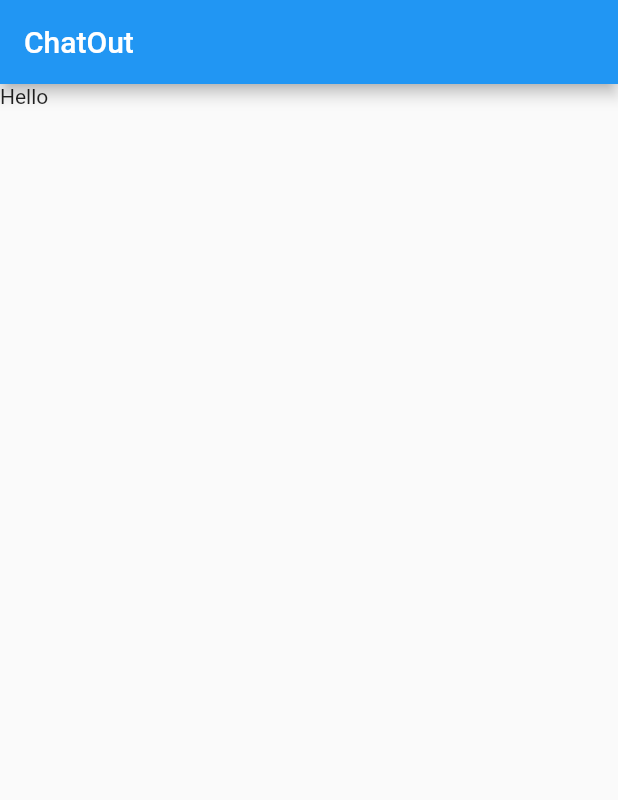
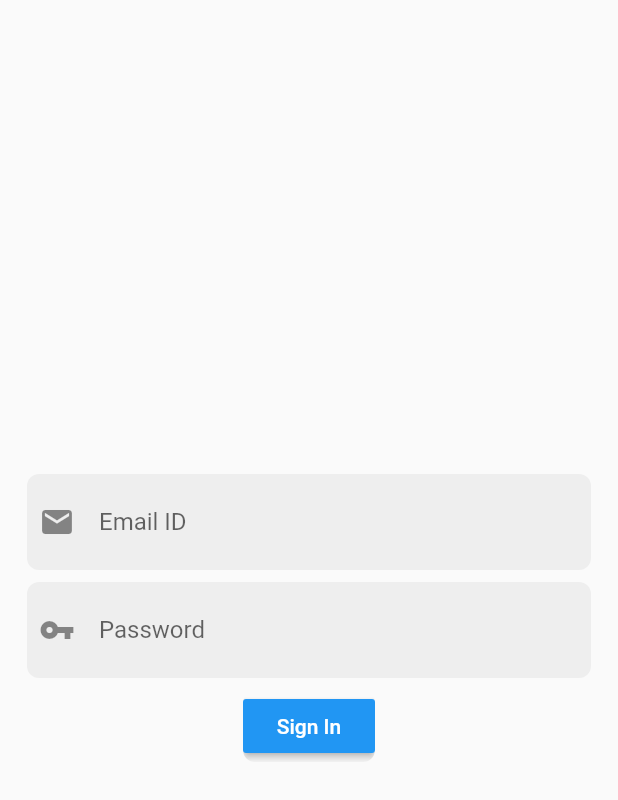
Before and after one commit to moresushant48/ChatOut, a Flutter app: the screen it shows after launch, on a phone screen of 412 x 824 dp. Shown: the top 800 px of the screen. Run offline on Flutter 3.47's test engine with Material 2 defaults, Android fonts, the phone set to English and light mode, and no system bars.

Commit message:
Add files and a quick simple login/register design.
Signed-off-by: Sushant More <moresushant48@gmail.com>

```diff
--- /dev/null
+++ b/lib/SignIn.dart
@@ -0,0 +1,85 @@
+import 'package:flutter/material.dart';
+
+class SignIn extends StatefulWidget {
+  @override
+  _SignInState createState() => _SignInState();
+}
+
+class _SignInState extends State<SignIn> {
+  final _signInKey = GlobalKey<FormState>();
+  final _emailController = TextEditingController();
+  final _passwordController = TextEditingController();
+
+  @override
+  Widget build(BuildContext context) {
+    return Scaffold(
+      body: Container(
+        margin: EdgeInsets.all(18.0),
+        child: Form(
+            key: _signInKey,
+            child: Column(
+              mainAxisAlignment: MainAxisAlignment.center,
+              children: [
+                //
+                ClipRRect(
+                  borderRadius: BorderRadius.circular(8.0),
+                  child: Container(
+                    padding: EdgeInsets.all(8.0),
+                    color: Colors.grey[200],
+                    child: TextFormField(
+                      controller: _emailController,
+                      keyboardType: TextInputType.name,
+                      decoration: InputDecoration(
+                          alignLabelWithHint: true,
+                          hintText: "Email ID",
+                          icon: Icon(Icons.email),
+                          border: InputBorder.none),
+                      validator: (value) {
+                        if (value.isEmpty) return "Please enter your email.";
+                        return null;
+                      },
+                    ),
+                  ),
+                ),
+                SizedBox(height: 8.0),
+                //
+                ClipRRect(
+                  borderRadius: BorderRadius.circular(8.0),
+                  child: Container(
+                    padding: EdgeInsets.all(8.0),
+                    color: Colors.grey[200],
+                    child: TextFormField(
+                      controller: _passwordController,
+                      obscureText: true,
+                      keyboardType: TextInputType.visiblePassword,
+                      decoration: InputDecoration(
+                          alignLabelWithHint: true,
+                          hintText: "Password",
+                          icon: Icon(Icons.vpn_key),
+                          border: InputBorder.none),
+                      validator: (value) {
+                        if (value.isEmpty) return "Please enter your password.";
+                        return null;
+                      },
+                    ),
+                  ),
+                ),
+                SizedBox(height: 8.0),
+                //
+                ClipRRect(
+                  borderRadius: BorderRadius.circular(8.0),
+                  child: MaterialButton(
+                    color: Colors.blue,
+                    onPressed: () {},
+                    child: Text(
+                      "Sign In",
+                      style: TextStyle(color: Colors.white),
+                    ),
+                  ),
+                )
+              ],
+            )),
+      ),
+    );
+  }
+}
--- a/lib/main.dart
+++ b/lib/main.dart
@@ -1,4 +1,6 @@
 import 'package:chatapp/HomePage.dart';
+import 'package:chatapp/SignIn.dart';
+import 'package:chatapp/SignUp.dart';
 import 'package:flutter/material.dart';
 
 void main() {
@@ -15,7 +17,7 @@ class _ChatAppState extends State<ChatApp> {
   Widget build(BuildContext context) {
     return MaterialApp(
       debugShowCheckedModeBanner: false,
-      home: HomePage(),
+      home: SignIn(),
     );
   }
 }
```
Also changed, not shown: lib/ChatRoom.dart (added, +13 -0 lines), lib/Coversation.dart (added, +13 -0 lines), lib/SignUp.dart (added, +105 -0 lines).
